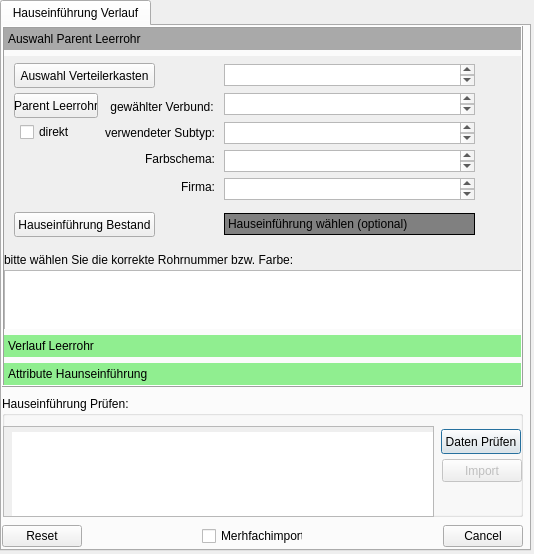
Before: the Qt Designer form tools/hauseinfuehrung_verlegen/hauseinfuehrung_verlegen_dialog_base.ui in geoKjack/Toolbox_SiegeleCO, drawn with Qt 5.
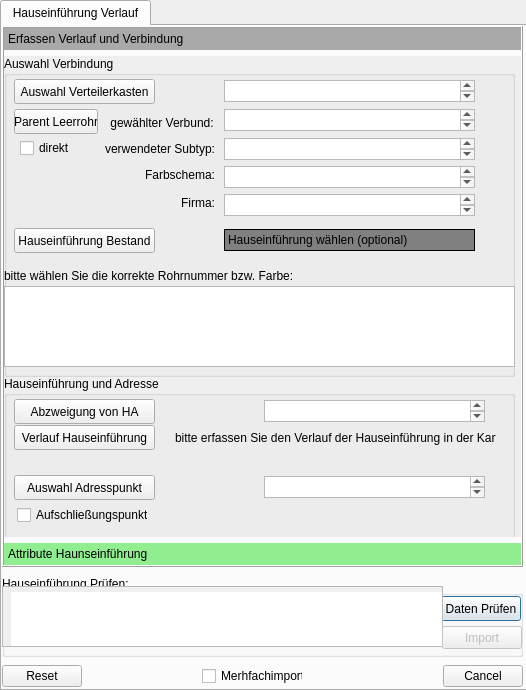
After: the same form once the commit is applied. Custom widgets are drawn as their Qt base class.

Commit message: Bggfix und Erweiterung um ein Leerrohr Verbinden Tool

The edit to the form file:
```diff
--- a/tools/hauseinfuehrung_verlegen/hauseinfuehrung_verlegen_dialog_base.ui
+++ b/tools/hauseinfuehrung_verlegen/hauseinfuehrung_verlegen_dialog_base.ui
@@ -6,8 +6,8 @@
    <rect>
     <x>0</x>
     <y>0</y>
-    <width>534</width>
-    <height>554</height>
+    <width>526</width>
+    <height>690</height>
    </rect>
   </property>
   <property name="windowTitle">
@@ -19,7 +19,7 @@
      <x>0</x>
      <y>0</y>
      <width>531</width>
-     <height>551</height>
+     <height>691</height>
     </rect>
    </property>
    <property name="font">
@@ -43,9 +43,9 @@
      <property name="geometry">
       <rect>
        <x>0</x>
-       <y>370</y>
+       <y>550</y>
        <width>521</width>
-       <height>121</height>
+       <height>81</height>
       </rect>
      </property>
      <property name="title">
@@ -55,7 +55,7 @@
       <property name="geometry">
        <rect>
         <x>439</x>
-        <y>33</y>
+        <y>20</y>
         <width>80</width>
         <height>25</height>
        </rect>
@@ -67,10 +67,10 @@
      <widget class="QTextEdit" name="label_Pruefung">
       <property name="geometry">
        <rect>
-        <x>1</x>
-        <y>30</y>
-        <width>431</width>
-        <height>91</height>
+        <x>0</x>
+        <y>10</y>
+        <width>441</width>
+        <height>61</height>
        </rect>
       </property>
       <property name="styleSheet">
@@ -84,7 +84,7 @@
       <property name="geometry">
        <rect>
         <x>440</x>
-        <y>63</y>
+        <y>50</y>
         <width>80</width>
         <height>23</height>
        </rect>
@@ -98,7 +98,7 @@
      <property name="geometry">
       <rect>
        <x>0</x>
-       <y>494</y>
+       <y>634</y>
        <width>521</width>
        <height>32</height>
       </rect>
@@ -116,7 +116,7 @@
        <x>0</x>
        <y>0</y>
        <width>521</width>
-       <height>361</height>
+       <height>541</height>
       </rect>
      </property>
      <property name="styleSheet">
@@ -138,40 +138,45 @@
         <x>0</x>
         <y>0</y>
         <width>517</width>
-        <height>273</height>
+        <height>481</height>
        </rect>
       </property>
       <attribute name="label">
-       <string>Auswahl Parent Leerrohr</string>
+       <string>Erfassen Verlauf und Verbindung</string>
       </attribute>
-      <widget class="QTextEdit" name="label_farbschema">
-       <property name="geometry">
-        <rect>
-         <x>220</x>
-         <y>94</y>
-         <width>251</width>
-         <height>22</height>
-        </rect>
-       </property>
-      </widget>
-      <widget class="QLabel" name="label_12">
+      <widget class="QGroupBox" name="groupBox">
        <property name="geometry">
         <rect>
          <x>0</x>
-         <y>194</y>
-         <width>321</width>
+         <y>0</y>
+         <width>511</width>
+         <height>321</height>
+        </rect>
+       </property>
+       <property name="title">
+        <string>Auswahl Verbindung</string>
+       </property>
+       <widget class="QLabel" name="label_16">
+        <property name="geometry">
+         <rect>
+          <x>100</x>
+          <y>109</y>
+          <width>111</width>
          <height>20</height>
         </rect>
        </property>
        <property name="text">
-        <string>bitte wählen Sie die korrekte Rohrnummer bzw. Farbe:</string>
+         <string>Farbschema:</string>
+        </property>
+        <property name="alignment">
+         <set>Qt::AlignRight|Qt::AlignTrailing|Qt::AlignVCenter</set>
        </property>
       </widget>
       <widget class="QLabel" name="label_9">
        <property name="geometry">
         <rect>
          <x>92</x>
-         <y>41</y>
+          <y>57</y>
          <width>121</width>
          <height>20</height>
         </rect>
@@ -183,40 +188,11 @@
         <set>Qt::AlignRight|Qt::AlignTrailing|Qt::AlignVCenter</set>
        </property>
       </widget>
-      <widget class="QLabel" name="label_17">
-       <property name="geometry">
-        <rect>
-         <x>100</x>
-         <y>121</y>
-         <width>111</width>
-         <height>20</height>
-        </rect>
-       </property>
-       <property name="text">
-        <string>Firma:</string>
-       </property>
-       <property name="alignment">
-        <set>Qt::AlignRight|Qt::AlignTrailing|Qt::AlignVCenter</set>
-       </property>
-      </widget>
-      <widget class="QPushButton" name="pushButton_verteiler">
-       <property name="geometry">
-        <rect>
-         <x>10</x>
-         <y>7</y>
-         <width>141</width>
-         <height>25</height>
-        </rect>
-       </property>
-       <property name="text">
-        <string>Auswahl Verteilerkasten</string>
-       </property>
-      </widget>
       <widget class="QLabel" name="label_10">
        <property name="geometry">
         <rect>
          <x>100</x>
-         <y>67</y>
+          <y>83</y>
          <width>111</width>
          <height>20</height>
         </rect>
@@ -228,11 +204,65 @@
         <set>Qt::AlignRight|Qt::AlignTrailing|Qt::AlignVCenter</set>
        </property>
       </widget>
+       <widget class="QLabel" name="label_gewaehlte_haueinfuehrung">
+        <property name="geometry">
+         <rect>
+          <x>220</x>
+          <y>173</y>
+          <width>251</width>
+          <height>22</height>
+         </rect>
+        </property>
+        <property name="autoFillBackground">
+         <bool>false</bool>
+        </property>
+        <property name="styleSheet">
+         <string notr="true">background-color: grey;</string>
+        </property>
+        <property name="inputMethodHints">
+         <set>Qt::ImhNone</set>
+        </property>
+        <property name="frameShape">
+         <enum>QFrame::Box</enum>
+        </property>
+        <property name="frameShadow">
+         <enum>QFrame::Plain</enum>
+        </property>
+        <property name="lineWidth">
+         <number>1</number>
+        </property>
+        <property name="text">
+         <string>Hauseinführung wählen (optional)</string>
+        </property>
+       </widget>
+       <widget class="QTextEdit" name="label_subtyp">
+        <property name="geometry">
+         <rect>
+          <x>220</x>
+          <y>82</y>
+          <width>251</width>
+          <height>22</height>
+         </rect>
+        </property>
+       </widget>
+       <widget class="QPushButton" name="pushButton_select_leerrohr">
+        <property name="geometry">
+         <rect>
+          <x>10</x>
+          <y>172</y>
+          <width>141</width>
+          <height>25</height>
+         </rect>
+        </property>
+        <property name="text">
+         <string>Hauseinführung Bestand</string>
+        </property>
+       </widget>
       <widget class="QCheckBox" name="checkBox_direkt">
        <property name="geometry">
         <rect>
          <x>16</x>
-         <y>67</y>
+          <y>83</y>
          <width>67</width>
          <height>18</height>
         </rect>
@@ -245,56 +275,7 @@
        <property name="geometry">
         <rect>
          <x>220</x>
-         <y>122</y>
-         <width>251</width>
-         <height>22</height>
-        </rect>
-       </property>
-      </widget>
-      <widget class="QLabel" name="label_16">
-       <property name="geometry">
-        <rect>
-         <x>100</x>
-         <y>93</y>
-         <width>111</width>
-         <height>20</height>
-        </rect>
-       </property>
-       <property name="text">
-        <string>Farbschema:</string>
-       </property>
-       <property name="alignment">
-        <set>Qt::AlignRight|Qt::AlignTrailing|Qt::AlignVCenter</set>
-       </property>
-      </widget>
-      <widget class="QTextEdit" name="label_verteiler">
-       <property name="geometry">
-        <rect>
-         <x>220</x>
-         <y>8</y>
-         <width>251</width>
-         <height>22</height>
-        </rect>
-       </property>
-      </widget>
-      <widget class="QGraphicsView" name="graphicsView_Farben_Rohre">
-       <property name="geometry">
-        <rect>
-         <x>0</x>
-         <y>214</y>
-         <width>521</width>
-         <height>61</height>
-        </rect>
-       </property>
-       <property name="styleSheet">
-        <string notr="true">padding-left: 10px; padding-top: 6px;</string>
-       </property>
-      </widget>
-      <widget class="QTextEdit" name="label_subtyp">
-       <property name="geometry">
-        <rect>
-         <x>220</x>
-         <y>66</y>
+          <y>138</y>
          <width>251</width>
          <height>22</height>
         </rect>
@@ -304,7 +285,7 @@
        <property name="geometry">
         <rect>
          <x>10</x>
-         <y>37</y>
+          <y>53</y>
          <width>84</width>
          <height>25</height>
         </rect>
@@ -313,78 +294,122 @@
         <string>Parent Leerrohr</string>
        </property>
       </widget>
+       <widget class="QTextEdit" name="label_verteiler">
+        <property name="geometry">
+         <rect>
+          <x>220</x>
+          <y>24</y>
+          <width>251</width>
+          <height>22</height>
+         </rect>
+        </property>
+       </widget>
+       <widget class="QLabel" name="label_17">
+        <property name="geometry">
+         <rect>
+          <x>100</x>
+          <y>137</y>
+          <width>111</width>
+          <height>20</height>
+         </rect>
+        </property>
+        <property name="text">
+         <string>Firma:</string>
+        </property>
+        <property name="alignment">
+         <set>Qt::AlignRight|Qt::AlignTrailing|Qt::AlignVCenter</set>
+        </property>
+       </widget>
+       <widget class="QPushButton" name="pushButton_verteiler">
+        <property name="geometry">
+         <rect>
+          <x>10</x>
+          <y>23</y>
+          <width>141</width>
+          <height>25</height>
+         </rect>
+        </property>
+        <property name="text">
+         <string>Auswahl Verteilerkasten</string>
+        </property>
+       </widget>
       <widget class="QTextEdit" name="label_parentLeerrohr">
        <property name="geometry">
         <rect>
          <x>220</x>
-         <y>37</y>
+          <y>53</y>
          <width>251</width>
          <height>22</height>
         </rect>
        </property>
       </widget>
-      <widget class="QPushButton" name="pushButton_select_leerrohr">
+       <widget class="QTextEdit" name="label_farbschema">
+        <property name="geometry">
+         <rect>
+          <x>220</x>
+          <y>110</y>
+          <width>251</width>
+          <height>22</height>
+         </rect>
+        </property>
+       </widget>
+       <widget class="QLabel" name="label_12">
+        <property name="geometry">
+         <rect>
+          <x>0</x>
+          <y>210</y>
+          <width>321</width>
+          <height>20</height>
+         </rect>
+        </property>
+        <property name="text">
+         <string>bitte wählen Sie die korrekte Rohrnummer bzw. Farbe:</string>
+        </property>
+       </widget>
+       <widget class="QGraphicsView" name="graphicsView_Farben_Rohre">
+        <property name="geometry">
+         <rect>
+          <x>0</x>
+          <y>230</y>
+          <width>511</width>
+          <height>81</height>
+         </rect>
+        </property>
+        <property name="styleSheet">
+         <string notr="true">padding-left: 10px; padding-top: 6px;</string>
+        </property>
+       </widget>
+      </widget>
+      <widget class="QGroupBox" name="groupBox_2">
+       <property name="geometry">
+        <rect>
+         <x>0</x>
+         <y>320</y>
+         <width>511</width>
+         <height>171</height>
+        </rect>
+       </property>
+       <property name="title">
+        <string>Hauseinführung und Adresse</string>
+       </property>
+       <widget class="QPushButton" name="pushButton_verlauf_HA">
        <property name="geometry">
         <rect>
          <x>10</x>
-         <y>156</y>
+          <y>49</y>
          <width>141</width>
          <height>25</height>
         </rect>
        </property>
        <property name="text">
-        <string>Hauseinführung Bestand</string>
-       </property>
-      </widget>
-      <widget class="QLabel" name="label_gewaehlte_haueinfuehrung">
-       <property name="geometry">
-        <rect>
-         <x>220</x>
-         <y>157</y>
-         <width>251</width>
-         <height>22</height>
-        </rect>
-       </property>
-       <property name="autoFillBackground">
-        <bool>false</bool>
-       </property>
-       <property name="styleSheet">
-        <string notr="true">background-color: grey;</string>
-       </property>
-       <property name="inputMethodHints">
-        <set>Qt::ImhNone</set>
-       </property>
-       <property name="frameShape">
-        <enum>QFrame::Box</enum>
-       </property>
-       <property name="frameShadow">
-        <enum>QFrame::Plain</enum>
-       </property>
-       <property name="lineWidth">
-        <number>1</number>
-       </property>
-       <property name="text">
-        <string>Hauseinführung wählen (optional)</string>
-       </property>
-      </widget>
-     </widget>
-     <widget class="QWidget" name="page_2">
-      <property name="geometry">
-       <rect>
-        <x>0</x>
-        <y>0</y>
-        <width>517</width>
-        <height>273</height>
-       </rect>
-      </property>
-      <attribute name="label">
-       <string>Verlauf Leerrohr</string>
-      </attribute>
+         <string>Verlauf Hauseinführung</string>
+        </property>
+       </widget>
       <widget class="QPushButton" name="pushButton_adresse">
        <property name="geometry">
         <rect>
-         <x>0</x>
-         <y>32</y>
+          <x>10</x>
+          <y>99</y>
          <width>141</width>
          <height>25</height>
         </rect>
@@ -396,8 +421,8 @@
       <widget class="QCheckBox" name="checkBox_aufschlieung">
        <property name="geometry">
         <rect>
-         <x>3</x>
-         <y>62</y>
+          <x>13</x>
+          <y>130</y>
          <width>131</width>
          <height>18</height>
         </rect>
@@ -406,41 +431,52 @@
         <string>Aufschließungspunkt</string>
        </property>
       </widget>
+       <widget class="QTextEdit" name="label_adresse">
+        <property name="geometry">
+         <rect>
+          <x>260</x>
+          <y>100</y>
+          <width>221</width>
+          <height>22</height>
+         </rect>
+        </property>
+       </widget>
       <widget class="QLabel" name="label_8">
        <property name="geometry">
         <rect>
-         <x>150</x>
-         <y>6</y>
+          <x>171</x>
+          <y>46</y>
          <width>321</width>
-         <height>20</height>
+          <height>31</height>
         </rect>
        </property>
        <property name="text">
         <string>bitte erfassen Sie den Verlauf der Hauseinführung in der Karte</string>
        </property>
       </widget>
-      <widget class="QTextEdit" name="label_adresse">
+       <widget class="QPushButton" name="pushButton_Abzweigung">
        <property name="geometry">
         <rect>
-         <x>250</x>
-         <y>33</y>
-         <width>221</width>
-         <height>22</height>
-        </rect>
-       </property>
-      </widget>
-      <widget class="QPushButton" name="pushButton_verlauf_HA">
-       <property name="geometry">
-        <rect>
-         <x>0</x>
-         <y>0</y>
+          <x>10</x>
+          <y>23</y>
          <width>141</width>
          <height>25</height>
         </rect>
        </property>
        <property name="text">
-        <string>Verlauf Hauseinführung</string>
-       </property>
+         <string>Abzweigung von HA</string>
+        </property>
+       </widget>
+       <widget class="QTextEdit" name="label_hauseinfuehrung">
+        <property name="geometry">
+         <rect>
+          <x>260</x>
+          <y>24</y>
+          <width>221</width>
+          <height>22</height>
+         </rect>
+        </property>
+       </widget>
       </widget>
      </widget>
      <widget class="QWidget" name="page_3">
@@ -653,7 +689,7 @@
      <property name="geometry">
       <rect>
        <x>200</x>
-       <y>500</y>
+       <y>640</y>
        <width>101</width>
        <height>20</height>
       </rect>
```
Left out of the diff: 2 changed lines with no effect on the pictures. Lines whose indentation alone changed are shown as unchanged. The commit also changes 28 other files.
